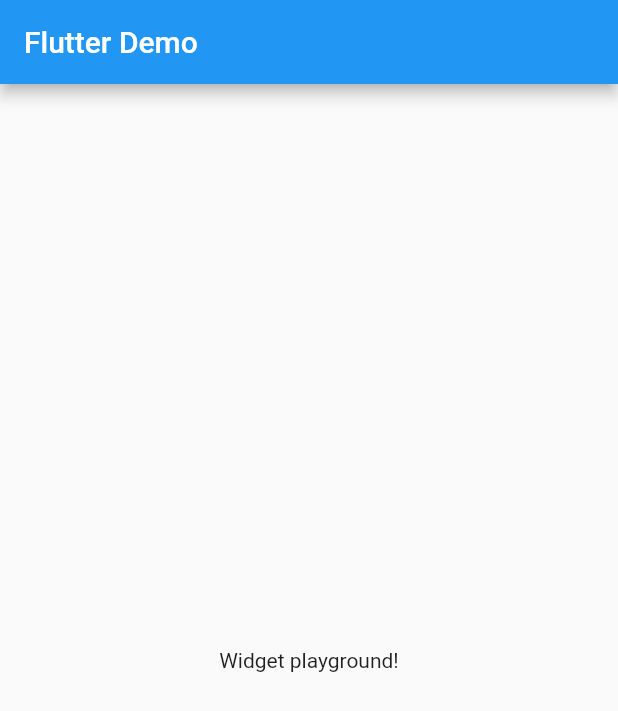
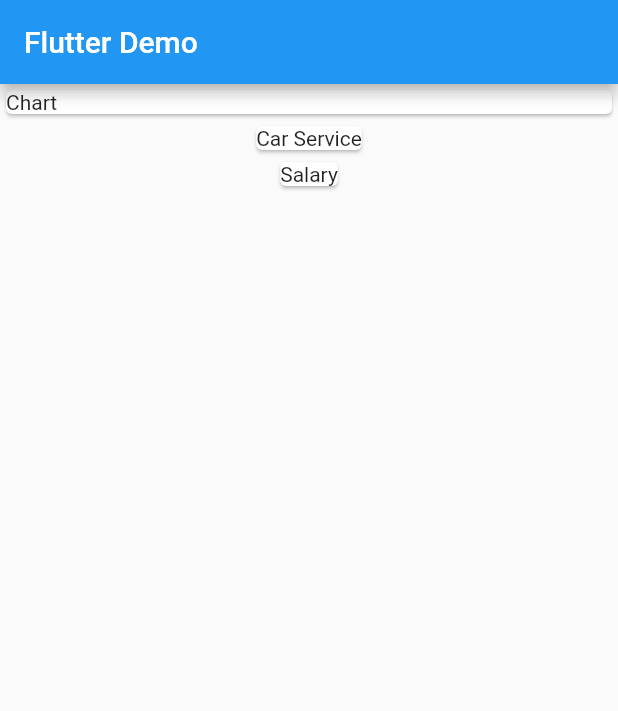
Before and after one commit to abdullahaahmed0539/Personal-Expense-Tracker, a Flutter app: the screen it shows after launch, on a phone screen of 412 x 824 dp. Shown: the top 711 px of the screen. Run offline on Flutter 3.47's test engine with Material 2 defaults, Android fonts, the phone set to English and light mode, and no system bars.

Commit message:
feat: display list of transactions

```diff
--- a/lib/main.dart
+++ b/lib/main.dart
@@ -1,4 +1,6 @@
 import 'package:flutter/material.dart';
+
+import './transaction.dart';
 
 void main() => runApp(MyApp());
 
@@ -15,14 +17,38 @@ class MyApp extends StatelessWidget {
 
 
 class MyHomePage extends StatelessWidget {
+
+  final List <Transaction> transactions = [
+    Transaction(id: 't1', name: 'Car Service', amount: 100.5, date: DateTime.now()),
+    Transaction(id: 't2', name: 'Salary', amount: 10000000, date: DateTime.now()),
+  ];
+
   @override
   Widget build(BuildContext context) {
     return Scaffold(
       appBar: AppBar(
         title: Text('Flutter Demo'),
       ),
-      body: Center(
-        child: Text('Widget playground!'),
+      body: Column(
+        crossAxisAlignment: CrossAxisAlignment.center,
+        children: <Widget>[
+          Container(
+            width: double.infinity,
+            child: Card(
+              child: Text('Chart'),
+            ),
+          ),
+          Column(
+            children: transactions.map((tx) {
+              return Card(
+                child: Text(tx.name),
+              );
+            }
+            ).toList()
+          )
+
+
+        ],
       ),
     );
   }
--- /dev/null
+++ b/lib/transaction.dart
@@ -0,0 +1,18 @@
+import 'package:flutter/foundation.dart';
+
+class Transaction {
+  final String id;
+  final String name;
+  final double amount;
+  final DateTime date;
+
+  Transaction(
+    {
+      @required this.id,
+      @required this.name,
+      @required this.amount,
+      @required this.date
+    }
+  );
+
+}
```
